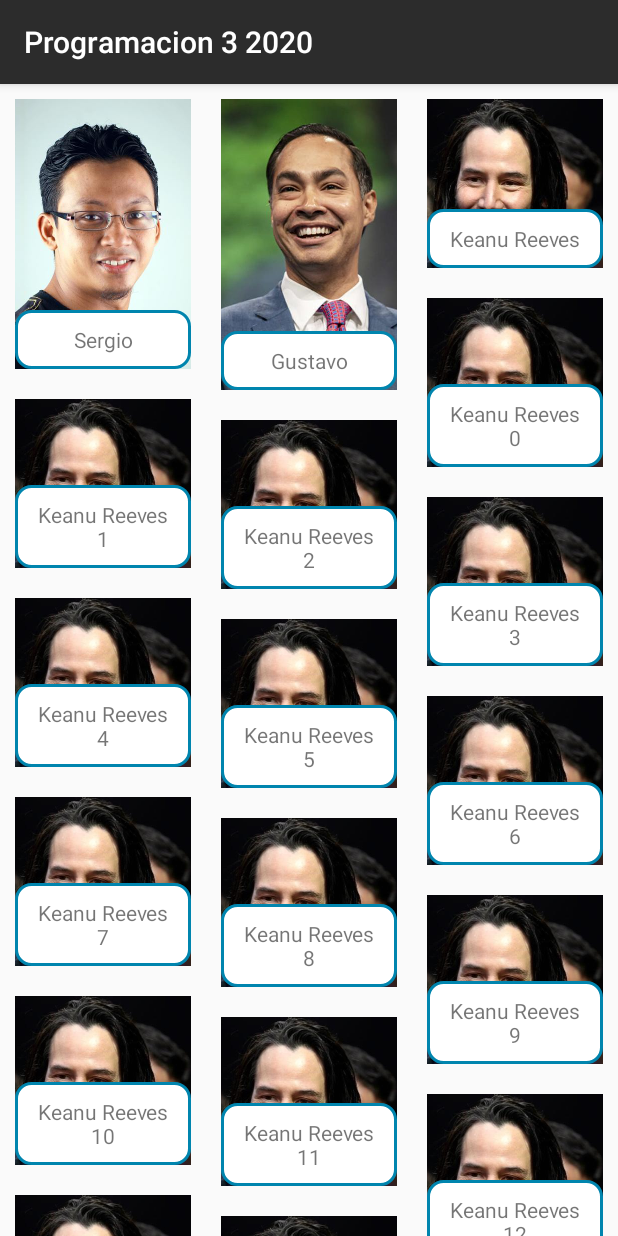
After one commit to adrorodri/programacion3-2020, an Android app: the PersonasRecyclerActivity screen opened directly, with no data from a screen before it, on a phone screen of 412 x 824 dp. The commit adds this screen. Run offline under Robolectric (Android 15) with nearby library versions, the phone set to English and light mode, and no system bars.

Commit message:
RecyclerView adapters

```diff
--- a/app/build.gradle
+++ b/app/build.gradle
@@ -31,4 +31,6 @@ dependencies {
     testImplementation 'junit:junit:4.12'
     androidTestImplementation 'androidx.test.ext:junit:1.1.1'
     androidTestImplementation 'androidx.test.espresso:espresso-core:3.2.0'
+
+    implementation "androidx.recyclerview:recyclerview:1.1.0"
 }
--- a/app/src/main/AndroidManifest.xml
+++ b/app/src/main/AndroidManifest.xml
@@ -9,7 +9,8 @@
         android:roundIcon="@mipmap/ic_launcher_round"
         android:supportsRtl="true"
         android:theme="@style/AppTheme">
-        <activity android:name=".PersonasSpinnerActivity"></activity>
+        <activity android:name=".PersonasSpinnerActivity"/>
+        <activity android:name=".PersonasRecyclerActivity"/>
         <activity android:name=".PersonasListViewActivity" />
         <activity android:name=".ProductosActivity" />
         <activity android:name=".EditarActivity" />
--- /dev/null
+++ b/app/src/main/java/com/upb/programacion32020/OnItemClickListener.java
@@ -0,0 +1,5 @@
+package com.upb.programacion32020;
+
+public interface OnItemClickListener {
+    void onItemClick(Persona persona);
+}
--- /dev/null
+++ b/app/src/main/java/com/upb/programacion32020/PersonasRecyclerActivity.java
@@ -0,0 +1,44 @@
+package com.upb.programacion32020;
+
+import android.os.Bundle;
+import android.widget.Toast;
+
+import androidx.appcompat.app.AppCompatActivity;
+import androidx.recyclerview.widget.LinearLayoutManager;
+import androidx.recyclerview.widget.RecyclerView;
+import androidx.recyclerview.widget.StaggeredGridLayoutManager;
+
+import java.util.ArrayList;
+
+public class PersonasRecyclerActivity extends AppCompatActivity {
+
+    ArrayList<Persona> listaPersonas = new ArrayList<>();
+
+    RecyclerView recyclerViewPersonas;
+
+    @Override
+    protected void onCreate(Bundle savedInstanceState) {
+        super.onCreate(savedInstanceState);
+        setContentView(R.layout.activity_personas_recycler);
+
+        recyclerViewPersonas = findViewById(R.id.rvPersonas);
+
+        listaPersonas.add(new Persona("Sergio", R.drawable.persona1));
+        listaPersonas.add(new Persona("Gustavo", R.drawable.persona2));
+        listaPersonas.add(new Persona("Keanu Reeves", R.drawable.persona3));
+
+        for(int i = 0; i < 1500; i++) {
+            listaPersonas.add(new Persona("Keanu Reeves " + i, R.drawable.persona3));
+        }
+
+        PersonasRecyclerAdapter adapter = new PersonasRecyclerAdapter(this, listaPersonas);
+        adapter.setOnItemClickListener(new OnItemClickListener() {
+            @Override
+            public void onItemClick(Persona persona) {
+                Toast.makeText(PersonasRecyclerActivity.this, persona.getNombre(), Toast.LENGTH_SHORT).show();
+            }
+        });
+        recyclerViewPersonas.setLayoutManager(new StaggeredGridLayoutManager(3, StaggeredGridLayoutManager.VERTICAL));
+        recyclerViewPersonas.setAdapter(adapter);
+    }
+}
--- /dev/null
+++ b/app/src/main/java/com/upb/programacion32020/PersonasRecyclerAdapter.java
@@ -0,0 +1,70 @@
+package com.upb.programacion32020;
+
+import android.content.Context;
+import android.view.LayoutInflater;
+import android.view.View;
+import android.view.ViewGroup;
+import android.widget.ImageView;
+import android.widget.TextView;
+
+import androidx.annotation.NonNull;
+import androidx.recyclerview.widget.RecyclerView;
+
+import java.util.ArrayList;
+
+public class PersonasRecyclerAdapter extends RecyclerView.Adapter<PersonasRecyclerAdapter.PersonasViewHolder> {
+
+    private Context context;
+    private ArrayList<Persona> personas;
+    private OnItemClickListener onItemClickListener;
+
+    public PersonasRecyclerAdapter(Context context, ArrayList<Persona> personas) {
+        this.context = context;
+        this.personas = personas;
+    }
+
+    public void setOnItemClickListener(OnItemClickListener onItemClickListener) {
+        this.onItemClickListener = onItemClickListener;
+    }
+
+    @NonNull
+    @Override
+    public PersonasViewHolder onCreateViewHolder(@NonNull ViewGroup parent, int viewType) {
+        View view = LayoutInflater.from(context).inflate(R.layout.list_item_personas_staggered, null);
+        return new PersonasViewHolder(view);
+    }
+
+    @Override
+    public void onBindViewHolder(@NonNull PersonasViewHolder holder, final int position) {
+        holder.onBind(personas.get(position));
+        holder.itemView.setOnClickListener(new View.OnClickListener() {
+            @Override
+            public void onClick(View view) {
+                onItemClickListener.onItemClick(personas.get(position));
+            }
+        });
+    }
+
+    @Override
+    public int getItemCount() {
+        return personas.size();
+    }
+
+    public class PersonasViewHolder extends RecyclerView.ViewHolder {
+
+        TextView textView;
+        ImageView imageView;
+
+        public PersonasViewHolder(@NonNull View itemView) {
+            super(itemView);
+
+            textView = itemView.findViewById(R.id.tvName);
+            imageView = itemView.findViewById(R.id.ivUsuario);
+        }
+
+        public void onBind(Persona persona) {
+            textView.setText(persona.getNombre());
+            imageView.setImageResource(persona.getImage());
+        }
+    }
+}
--- /dev/null
+++ b/app/src/main/res/layout/activity_personas_recycler.xml
@@ -0,0 +1,14 @@
+<?xml version="1.0" encoding="utf-8"?>
+<FrameLayout xmlns:android="http://schemas.android.com/apk/res/android"
+    xmlns:app="http://schemas.android.com/apk/res-auto"
+    xmlns:tools="http://schemas.android.com/tools"
+    android:layout_width="match_parent"
+    android:layout_height="match_parent"
+    tools:context=".PersonasSpinnerActivity">
+
+    <androidx.recyclerview.widget.RecyclerView
+        android:id="@+id/rvPersonas"
+        android:layout_width="match_parent"
+        android:layout_height="match_parent"
+        android:layout_gravity="center_vertical" />
+</FrameLayout>
--- a/app/src/main/res/layout/activity_productos.xml
+++ b/app/src/main/res/layout/activity_productos.xml
@@ -19,6 +19,12 @@
         android:layout_height="wrap_content"
         android:text="Personas Spinner"/>
 
+    <Button
+        android:id="@+id/btPersonasRecycler"
+        android:layout_width="wrap_content"
+        android:layout_height="wrap_content"
+        android:text="Personas Recycler"/>
+
     <ListView
         android:id="@+id/lvProductos"
         android:layout_width="match_parent"
--- /dev/null
+++ b/app/src/main/res/layout/list_item_personas_staggered.xml
@@ -0,0 +1,26 @@
+<?xml version="1.0" encoding="utf-8"?>
+<FrameLayout xmlns:android="http://schemas.android.com/apk/res/android"
+    android:layout_width="match_parent"
+    android:layout_height="match_parent"
+    android:padding="10dp"
+    xmlns:tools="http://schemas.android.com/tools"
+    android:orientation="horizontal">
+
+    <ImageView
+        android:id="@+id/ivUsuario"
+        android:layout_width="match_parent"
+        android:layout_height="match_parent"
+        android:scaleType="centerCrop"
+        tools:src="@drawable/persona1"/>
+
+    <TextView
+        android:id="@+id/tvName"
+        android:layout_width="match_parent"
+        android:layout_height="wrap_content"
+        android:gravity="center"
+        android:padding="10dp"
+        android:layout_gravity="bottom"
+        android:layout_weight="1"
+        android:background="@drawable/bkg_round"
+        tools:text="Sergio"/>
+</FrameLayout>
```
Also changed, not shown: app/src/main/java/com/upb/programacion32020/PersonasListViewActivity.java (+13 -1 lines), app/src/main/java/com/upb/programacion32020/PersonasSpinnerActivity.java (+14 -0 lines), app/src/main/java/com/upb/programacion32020/ProductosActivity.java (+11 -1 lines), app/src/main/res/layout/list_item_personas.xml (+8 -0 lines).
